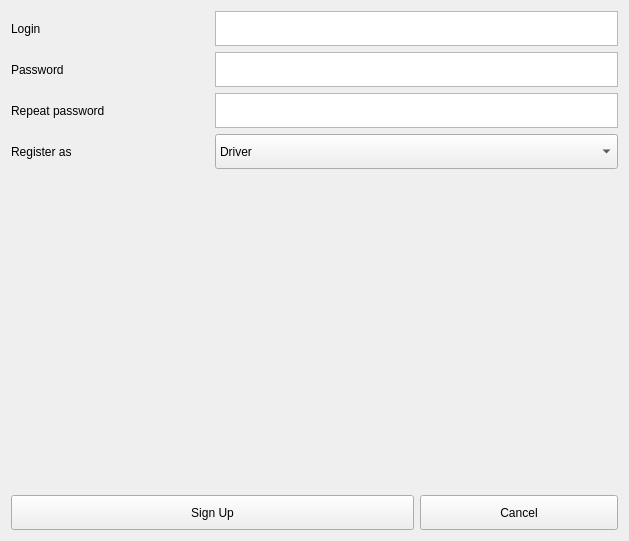
The window that windows/widgets/sign_up_widget.ui (Belyashi/LogisticTask) describes before a commit, drawn with Qt 5.
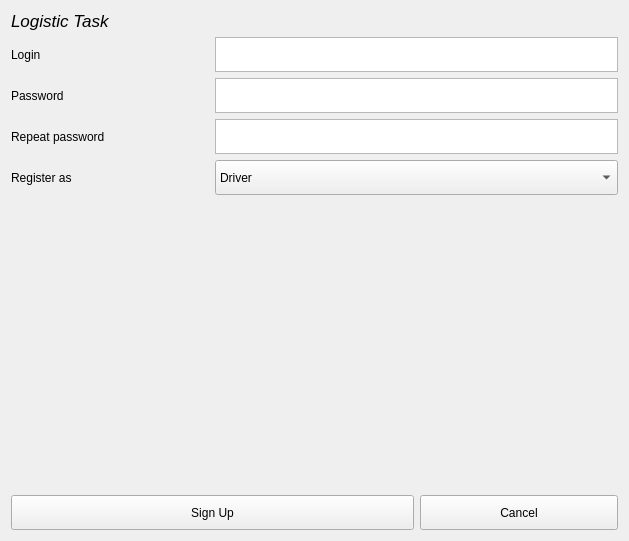
The same window after the commit.

Commit message: Added methods for getting data from role forms.

The edit to the form file:
```diff
--- a/windows/widgets/sign_up_widget.ui
+++ b/windows/widgets/sign_up_widget.ui
@@ -159,6 +159,26 @@
      </property>
     </widget>
    </item>
+   <item row="0" column="0">
+    <widget class="QLabel" name="label_5">
+     <property name="font">
+      <font>
+       <pointsize>13</pointsize>
+       <italic>true</italic>
+      </font>
+     </property>
+     <property name="text">
+      <string>Logistic Task</string>
+     </property>
+    </widget>
+   </item>
+   <item row="0" column="2">
+    <widget class="QLabel" name="error">
+     <property name="text">
+      <string/>
+     </property>
+    </widget>
+   </item>
   </layout>
  </widget>
  <resources/>
```
The commit also changes 3 other files.
